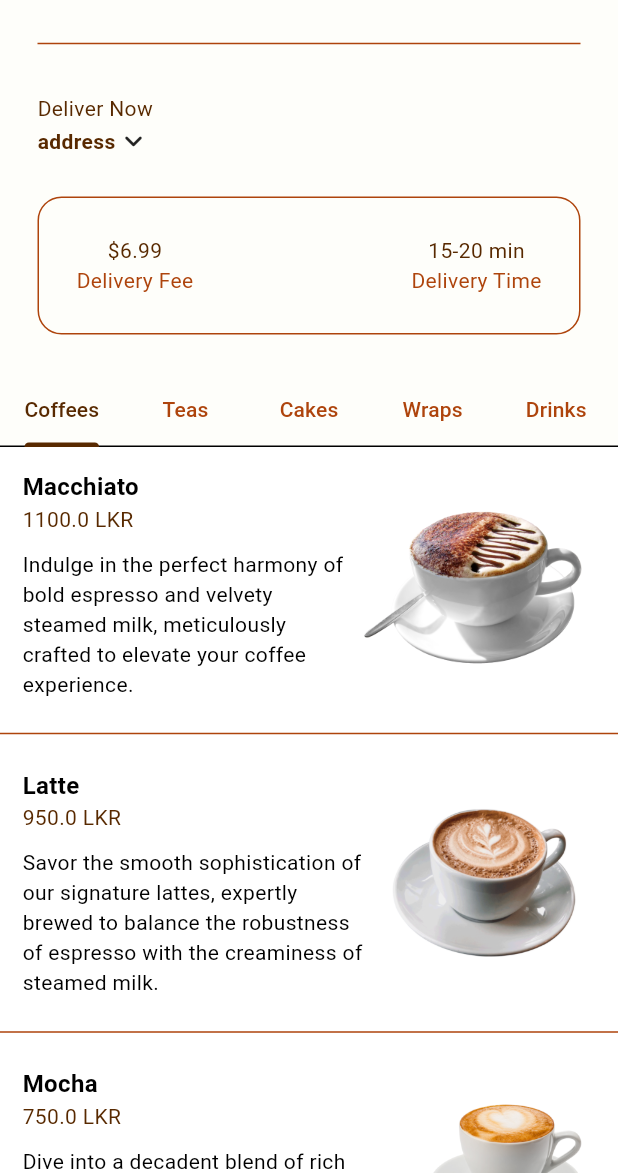
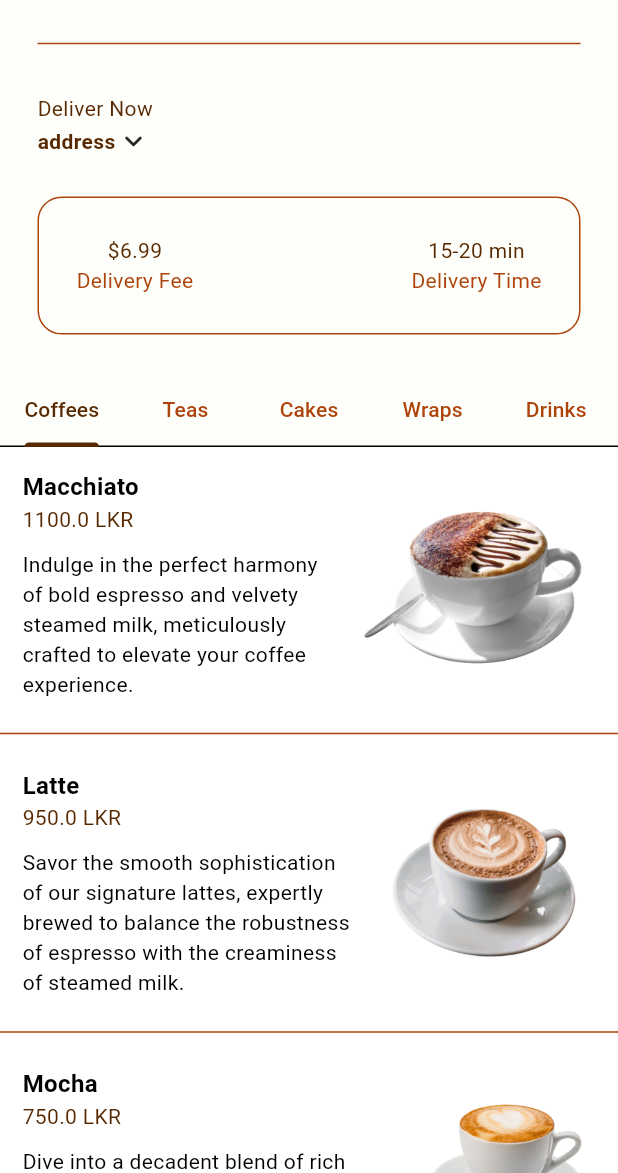
Before and after one commit to Rizz-33/Blend-Bristo, a Flutter app: the HomePage screen opened directly, on a phone screen of 412 x 824 dp, the part 63-1236 px from its top. Run offline on Flutter 3.47's test engine with Material 3 defaults, Android fonts, the phone set to English and light mode, and no system bars.

Commit message:
refactor: foodtile

```diff
--- a/lib/components/foodtile.dart
+++ b/lib/components/foodtile.dart
@@ -32,11 +32,11 @@ class MyFoodTile extends StatelessWidget {
                       SizedBox(height: 10,),
                       Text(
                         food.description,
-
                       ),
                     ],
                   )
                 ),
+                SizedBox(width: 10,),
                 Image(
                   image: AssetImage(food.imagePath),
                   height: 120,
@@ -45,7 +45,9 @@ class MyFoodTile extends StatelessWidget {
             ),
           ),
         ),
-        Divider(color: Theme.of(context).colorScheme.tertiary,)
+        Divider(
+          color: Theme.of(context).colorScheme.tertiary,
+        )
       ],
     );
   }
```
